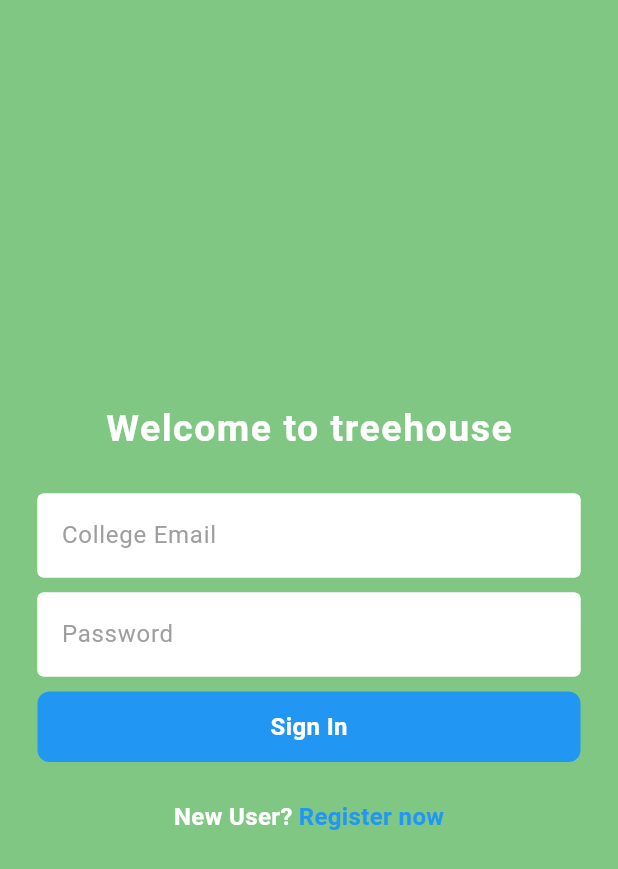
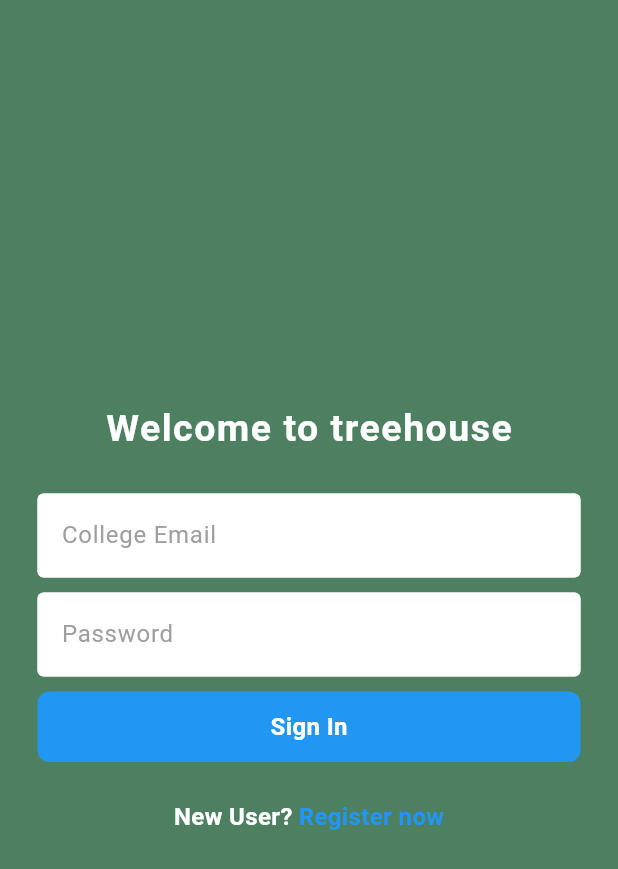
Before and after one commit to blakeotto57/treehouse, a Flutter app: the screen it shows after launch, on a phone screen of 412 x 824 dp. Shown: the top 869 px of the screen. Run offline on Flutter 3.47's test engine with Material 3 defaults, Android fonts, the phone set to English and light mode, and no system bars; our stand-ins replace cloud_firestore, firebase_auth, firebase_core, firebase_storage, flutter_svg, image_picker and 4 more; missing offline and left inert: firebase_app_check, flutter_stripe, in_app_purchase_android, in_app_purchase_storekit, pay, pay_android and 2 more; accounts and stored records are empty; Roboto replaces fonts that are missing (Helvetica).

Commit message:
Working app and changed background color of login and register

```diff
--- a/lib/auth/login_page.dart
+++ b/lib/auth/login_page.dart
@@ -83,7 +83,7 @@ class _LoginPageState extends State<LoginPage> {
   @override
   Widget build(BuildContext context) {
     return Scaffold(
-      backgroundColor: Colors.green[300],
+      backgroundColor: Color(0xFF4D8061),
       body: SafeArea(
         child: Center(
           child: Padding(
--- a/lib/auth/register_page.dart
+++ b/lib/auth/register_page.dart
@@ -126,7 +126,7 @@ class _RegisterPageState extends State<RegisterPage> {
   @override
   Widget build(BuildContext context) {
     return Scaffold(
-      backgroundColor: Colors.green[300],
+      backgroundColor: Color(0xFF4D8061),
       body: SafeArea(
         child: Center(
           child: SingleChildScrollView(
```
Also changed, not shown: pubspec.lock, 254 other files.
